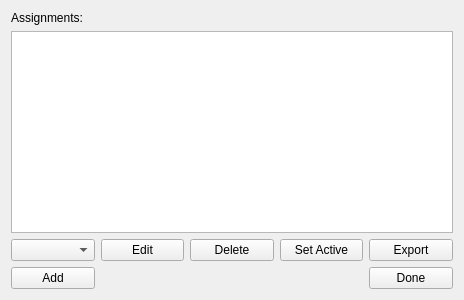
The window that GUI/selectassignment.ui (Laucksy/CS-205-Project) describes before a commit, drawn with Qt 5.
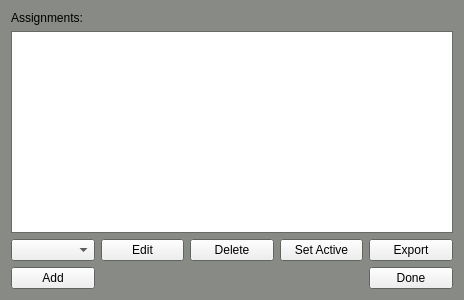
The same window after the commit.

Commit message: Fixed GUI colors and deleting feedback

```diff
--- a/GUI/selectassignment.ui
+++ b/GUI/selectassignment.ui
@@ -10,6 +10,70 @@
     <height>300</height>
    </rect>
   </property>
+  <property name="palette">
+   <palette>
+    <active>
+     <colorrole role="Base">
+      <brush brushstyle="SolidPattern">
+       <color alpha="255">
+        <red>255</red>
+        <green>255</green>
+        <blue>255</blue>
+       </color>
+      </brush>
+     </colorrole>
+     <colorrole role="Window">
+      <brush brushstyle="SolidPattern">
+       <color alpha="255">
+        <red>136</red>
+        <green>138</green>
+        <blue>133</blue>
+       </color>
+      </brush>
+     </colorrole>
+    </active>
+    <inactive>
+     <colorrole role="Base">
+      <brush brushstyle="SolidPattern">
+       <color alpha="255">
+        <red>255</red>
+        <green>255</green>
+        <blue>255</blue>
+       </color>
+      </brush>
+     </colorrole>
+     <colorrole role="Window">
+      <brush brushstyle="SolidPattern">
+       <color alpha="255">
+        <red>136</red>
+        <green>138</green>
+        <blue>133</blue>
+       </color>
+      </brush>
+     </colorrole>
+    </inactive>
+    <disabled>
+     <colorrole role="Base">
+      <brush brushstyle="SolidPattern">
+       <color alpha="255">
+        <red>136</red>
+        <green>138</green>
+        <blue>133</blue>
+       </color>
+      </brush>
+     </colorrole>
+     <colorrole role="Window">
+      <brush brushstyle="SolidPattern">
+       <color alpha="255">
+        <red>136</red>
+        <green>138</green>
+        <blue>133</blue>
+       </color>
+      </brush>
+     </colorrole>
+    </disabled>
+   </palette>
+  </property>
   <property name="windowTitle">
    <string>Form</string>
   </property>
```
The commit also changes 22 other files.
